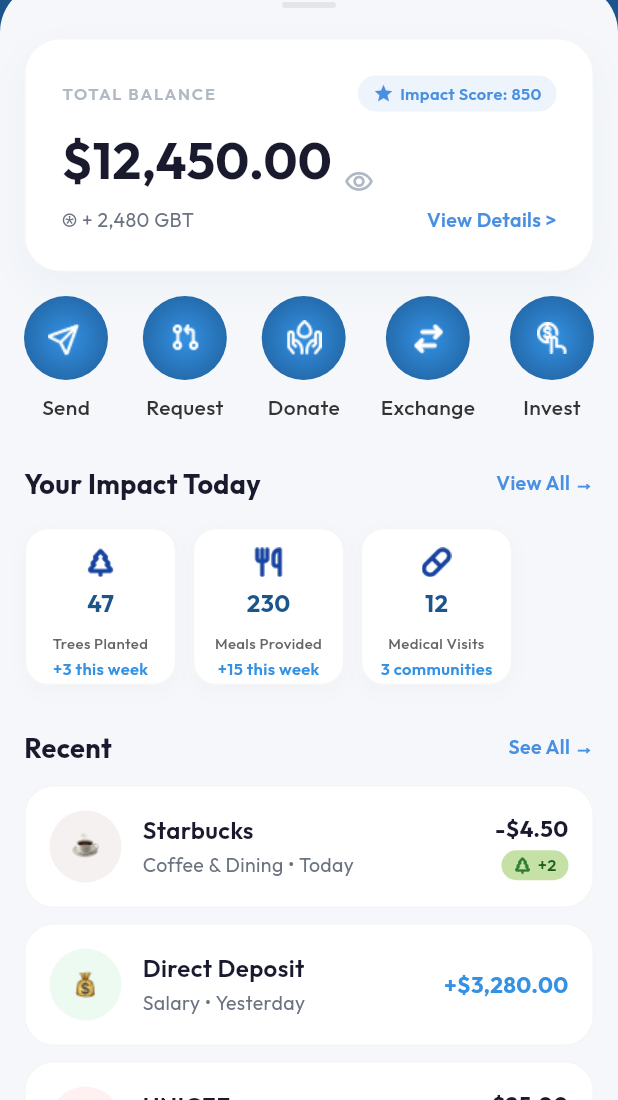
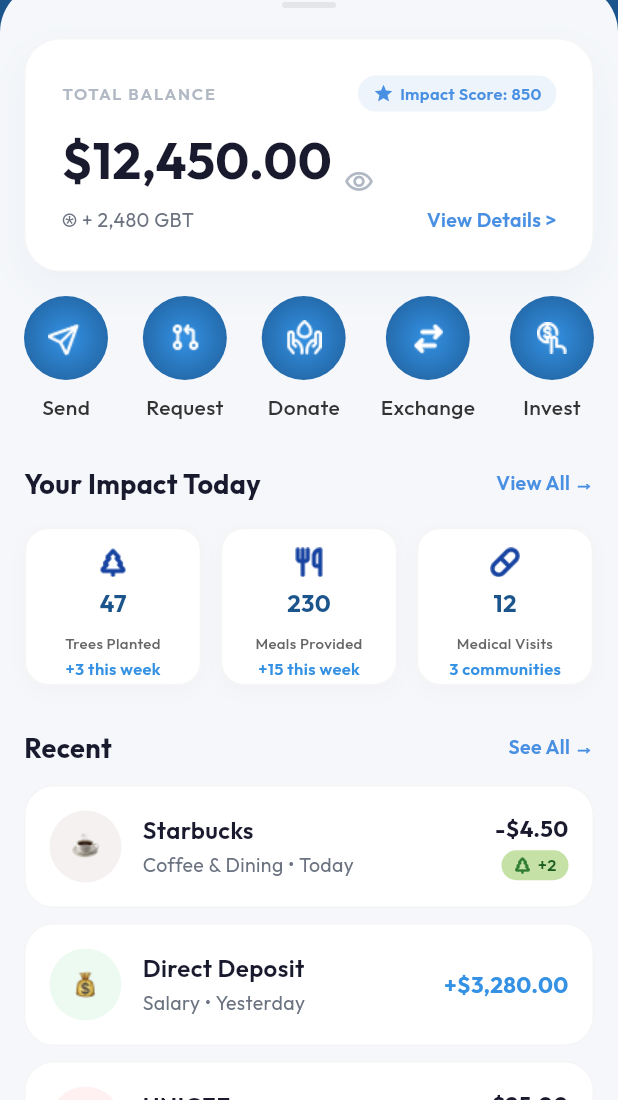
Before and after one commit to FluxtonX/UnitedUnionBank, a Flutter app: the HomeTab screen opened directly, on a phone screen of 412 x 824 dp, the part 136-1236 px from its top. Run offline on Flutter 3.47's test engine with Material 3 defaults, Android fonts, the phone set to English and light mode, and no system bars; our stand-ins replace bloc, device_preview, get, get_it, get_storage, google_fonts and 4 more; missing offline and left inert: talker_bloc_logger; accounts and stored records are empty.

Commit message:
integrate device_preview, implement balance visibility toggle, and update UI icons across tabs

```diff
--- a/lib/config/app_images.dart
+++ b/lib/config/app_images.dart
@@ -1,7 +1,7 @@
 class AppImages {
   static const String imagesDirectory = 'assets/images';
   static const String appLogo = "$imagesDirectory/logo.jpg";
-  static const String onboardingImage1 = "$imagesDirectory/image1.jpg";
+  static const String onboardingImage1 = "$imagesDirectory/image1.png";
   static const String onboardingImage2 = "$imagesDirectory/image2.png";
   static const String onboardingImage3 = "$imagesDirectory/image3.png";
   static const String amazonProjectThumbnail = "$imagesDirectory/amazon_project_thumbnail.png";
@@ -31,8 +31,10 @@ class AppIcons {
   static const String medicalIcon = "$iconDirectory/medical.png";
   static const String teaIcon = "$iconDirectory/tea.png";
   static const String depositIcon = "$iconDirectory/deposit.png";
-
-
-
+  static const String withdrawIcon = "$iconDirectory/withdraw.png";
+  static const String rebalanceIcon = "$iconDirectory/rebalance.png";
+  static const String donatedIcon = "$iconDirectory/donated.png";
+  static const String addFundIcon = "$iconDirectory/add_fund.png";
+  static const String activeUserIcon = "$iconDirectory/active_user.png";
 
 }
--- a/lib/views/tabs/home_tab.dart
+++ b/lib/views/tabs/home_tab.dart
@@ -4,8 +4,16 @@ import '../../theme/theme.dart';
 import '../../config/app_images.dart';
 
 /// The dashboard content shown in the Home tab within the main HomeScreen shell.
-class HomeTab extends StatelessWidget {
+class HomeTab extends StatefulWidget {
   const HomeTab({super.key});
+
+  @override
+  State<HomeTab> createState() => _HomeTabState();
+}
+
+class _HomeTabState extends State<HomeTab> {
+  bool _isBalanceVisible = true;
+
 
   @override
   Widget build(BuildContext context) {
@@ -239,7 +247,7 @@ class HomeTab extends StatelessWidget {
             crossAxisAlignment: CrossAxisAlignment.end,
             children: [
               Text(
-                '\$12,450.00',
+                _isBalanceVisible ? '\$12,450.00' : '\$ ••••••',
                 style: GoogleFonts.outfit(
                   fontSize: 34,
                   fontWeight: FontWeight.bold,
@@ -247,8 +255,18 @@ class HomeTab extends StatelessWidget {
                 ),
               ),
               const SizedBox(width: 8),
-              Icon(Icons.visibility_outlined,
-                  size: 20, color: AppTheme.textHint),
+              GestureDetector(
+                onTap: () {
+                  setState(() {
+                    _isBalanceVisible = !_isBalanceVisible;
+                  });
+                },
+                child: Icon(
+                  _isBalanceVisible ? Icons.visibility_outlined : Icons.visibility_off_outlined,
+                  size: 20,
+                  color: AppTheme.textHint,
+                ),
+              ),
             ],
           ),
           const SizedBox(height: 6),
@@ -358,14 +376,20 @@ class HomeTab extends StatelessWidget {
           const SizedBox(height: 16),
           Row(
             children: [
-              _buildImpactCard(AppIcons.treeIcon, '47', 'Trees Planted',
-                  '+3 this week', const Color(0xFF003366)),
-              const SizedBox(width: 10),
-              _buildImpactCard(AppIcons.mealIcon, '230', 'Meals Provided',
-                  '+15 this week', const Color(0xFF003366)),
-              const SizedBox(width: 10),
-              _buildImpactCard(AppIcons.medicalIcon, '12', 'Medical Visits',
-                  '3 communities', const Color(0xFF003366)),
+              Expanded(
+                child: _buildImpactCard(AppIcons.treeIcon, '47', 'Trees Planted',
+                    '+3 this week', const Color(0xFF003366)),
+              ),
+              const SizedBox(width: 12),
+              Expanded(
+                child: _buildImpactCard(AppIcons.mealIcon, '230', 'Meals Provided',
+                    '+15 this week', const Color(0xFF003366)),
+              ),
+              const SizedBox(width: 12),
+              Expanded(
+                child: _buildImpactCard(AppIcons.medicalIcon, '12', 'Medical Visits',
+                    '3 communities', const Color(0xFF003366)),
+              ),
             ],
           ),
         ],
@@ -376,7 +400,6 @@ class HomeTab extends StatelessWidget {
   Widget _buildImpactCard(
       String icon, String value, String label, String sub, Color color) {
     return Container(
-      width: 102,
       height: 106,
       padding: const EdgeInsets.only(top:12,bottom: 2),
       decoration: BoxDecoration(
--- a/pubspec.yaml
+++ b/pubspec.yaml
@@ -48,6 +48,7 @@ dependencies:
   talker_bloc_logger: ^5.1.13
   image_picker: ^1.1.2
   permission_handler: ^11.3.1
+  device_preview: ^1.3.1
 
 dev_dependencies:
   flutter_test:
```
Also changed, not shown: lib/main.dart (+11 -2 lines), lib/views/tabs/impact_tab.dart (+32 -14 lines), lib/views/tabs/invest_tab.dart (+12 -5 lines), assets/icons/active_user.png (added), assets/icons/add_fund.png (added), assets/icons/donated.png (added), assets/icons/rebalance.png (added), assets/icons/withdraw.png (added), pubspec.lock, 2 other files.
